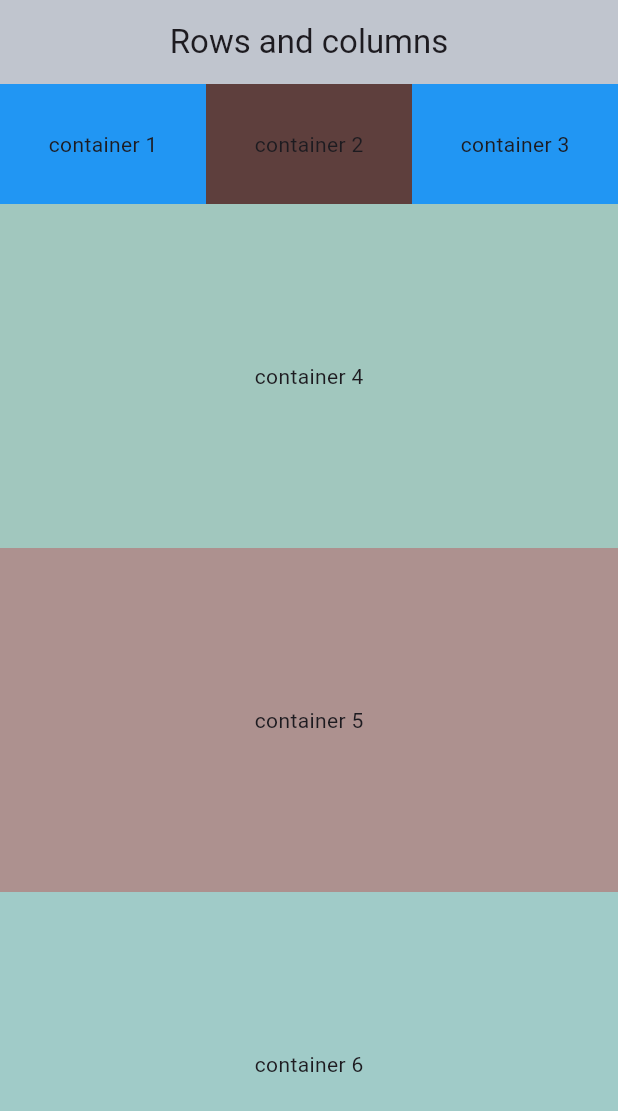
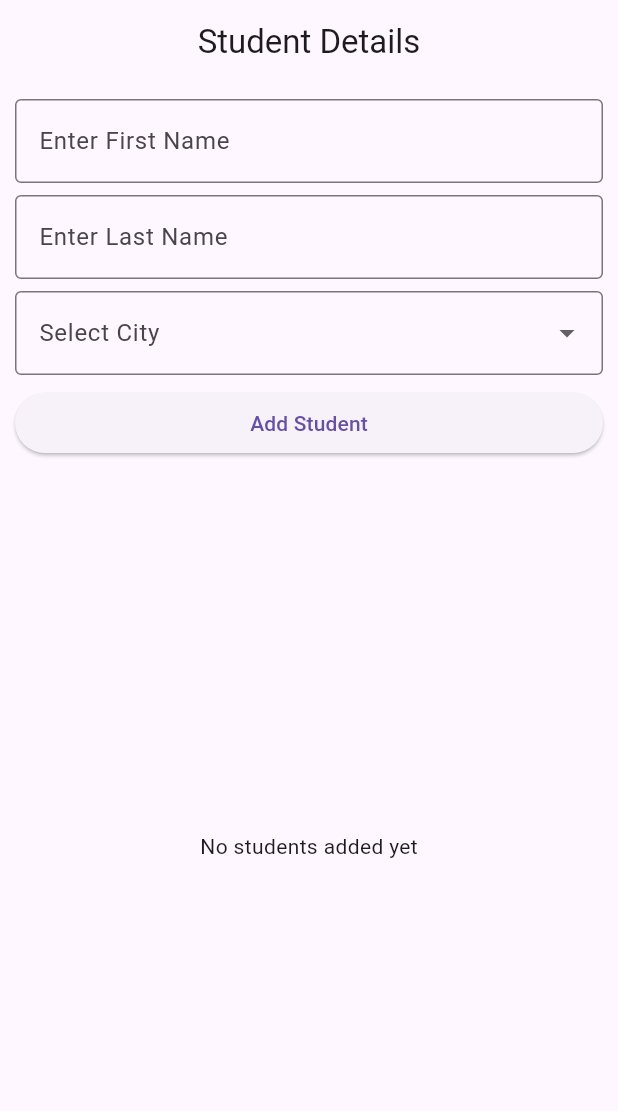
Before and after one commit to Ziroworld/new_project, a Flutter app: the screen it shows after launch, on a phone screen of 412 x 824 dp. Shown: the top 1111 px of the screen. Run offline on Flutter 3.47's test engine with Material 3 defaults, Android fonts, the phone set to English and light mode, and no system bars.

```diff
--- a/lib/app.dart
+++ b/lib/app.dart
@@ -1,4 +1,5 @@
 import 'package:flutter/material.dart';
+import 'package:new_project/view/list_view.dart';
 import 'package:new_project/week4/classwork_view.dart';
 import 'package:new_project/week4/flexible_expanded_view.dart';
 import 'package:new_project/week4/load_image_view.dart';
@@ -13,7 +14,7 @@ class App extends StatelessWidget {
     return const MaterialApp(
       debugShowCheckedModeBanner: false,
       title: "new project",
-      home: ClassworkView(),
+      home: StudentDetailsView(),
     );
   }
 }
--- /dev/null
+++ b/lib/view/list_view.dart
@@ -0,0 +1,146 @@
+import 'package:flutter/material.dart';
+
+class Student {
+  final String fname;
+  final String lname;
+  final String city;
+
+  Student({required this.fname, required this.lname, required this.city});
+}
+
+void main() {
+  runApp(const StudentApp());
+}
+
+class StudentApp extends StatelessWidget {
+  const StudentApp({super.key});
+
+  @override
+  Widget build(BuildContext context) {
+    return const MaterialApp(
+      title: 'Student List App',
+      home: StudentDetailsView(),
+    );
+  }
+}
+
+class StudentDetailsView extends StatefulWidget {
+  const StudentDetailsView({super.key});
+
+  @override
+  State<StudentDetailsView> createState() => _StudentDetailsViewState();
+}
+
+class _StudentDetailsViewState extends State<StudentDetailsView> {
+  final _gap = const SizedBox(height: 8);
+
+  final items = [
+    const DropdownMenuItem(value: 'Kathmandu', child: Text('Kathmandu')),
+    const DropdownMenuItem(value: 'Pokhara', child: Text('Pokhara')),
+    const DropdownMenuItem(value: 'Chitwan', child: Text('Chitwan')),
+  ];
+
+  List<Student> lstStudents = [];
+  String? selectedCity;
+
+  // Controllers
+  final _fnameController = TextEditingController();
+  final _lnameController = TextEditingController();
+
+  @override
+  Widget build(BuildContext context) {
+    return Scaffold(
+      appBar: AppBar(
+        title: const Text('Student Details'),
+        centerTitle: true,
+      ),
+      body: Padding(
+        padding: const EdgeInsets.all(10),
+        child: Column(
+          children: [
+            TextFormField(
+              controller: _fnameController,
+              decoration: const InputDecoration(
+                labelText: 'Enter First Name',
+                border: OutlineInputBorder(),
+              ),
+            ),
+            _gap,
+            TextFormField(
+              controller: _lnameController,
+              decoration: const InputDecoration(
+                labelText: 'Enter Last Name',
+                border: OutlineInputBorder(),
+              ),
+            ),
+            _gap,
+            DropdownButtonFormField(
+              items: items,
+              onChanged: (value) {
+                setState(() {
+                  selectedCity = value;
+                });
+              },
+              decoration: const InputDecoration(
+                labelText: 'Select City',
+                border: OutlineInputBorder(),
+              ),
+            ),
+            _gap,
+            SizedBox(
+              width: double.infinity,
+              child: ElevatedButton(
+                onPressed: () {
+                  if (_fnameController.text.isEmpty ||
+                      _lnameController.text.isEmpty ||
+                      selectedCity == null) {
+                    ScaffoldMessenger.of(context).showSnackBar(
+                      const SnackBar(content: Text('Please fill all fields')),
+                    );
+                    return;
+                  }
+
+                  setState(() {
+                    lstStudents.add(
+                      Student(
+                        fname: _fnameController.text.trim(),
+                        lname: _lnameController.text.trim(),
+                        city: selectedCity!,
+                      ),
+                    );
+                    _fnameController.clear();
+                    _lnameController.clear();
+                    selectedCity = null;
+                  });
+                },
+                child: const Text('Add Student'),
+              ),
+            ),
+            _gap,
+            Expanded(
+              child: lstStudents.isEmpty
+                  ? const Center(child: Text('No students added yet'))
+                  : ListView.builder(
+                      itemCount: lstStudents.length,
+                      itemBuilder: (context, index) {
+                        final student = lstStudents[index];
+                        return ListTile(
+                          title: Text('${student.fname} ${student.lname}'),
+                          subtitle: Text(student.city),
+                        );
+                      },
+                    ),
+            ),
+          ],
+        ),
+      ),
+    );
+  }
+
+  @override
+  void dispose() {
+    _fnameController.dispose();
+    _lnameController.dispose();
+    super.dispose();
+  }
+}
```
